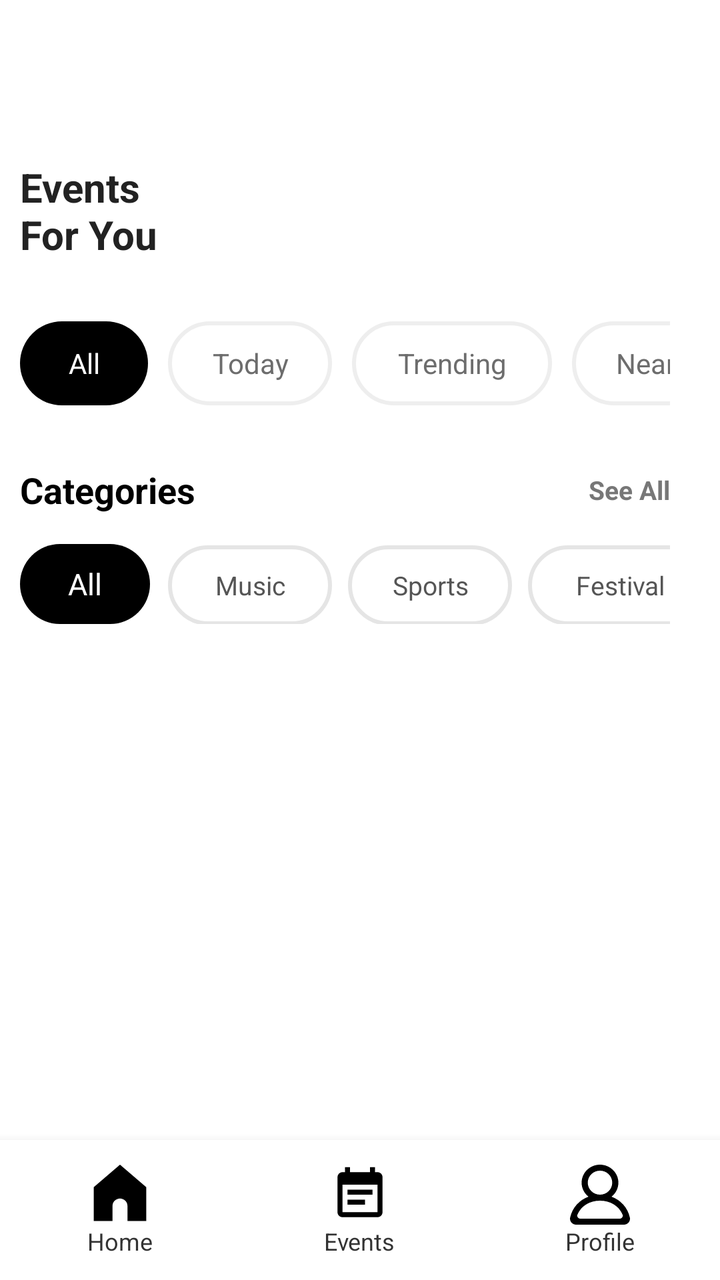
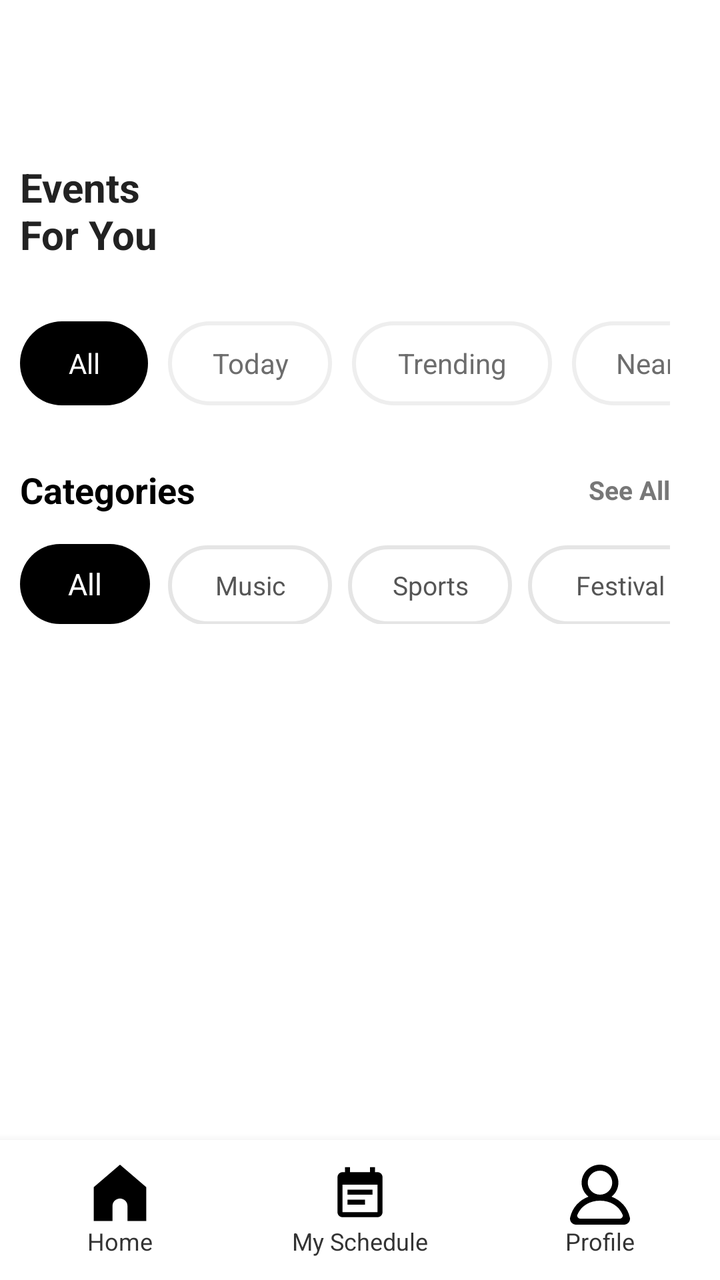

Before-and-after screenshots of an Android layout around one commit, followed by the original layout XML and the change that was made.
<!-- AndroidManifest.xml: application theme Theme.JavaPractice -->
<!-- res/layout/activity_homepage.xml -->
<?xml version="1.0" encoding="utf-8"?>
<LinearLayout
    xmlns:android="http://schemas.android.com/apk/res/android"
    xmlns:app="http://schemas.android.com/apk/res-auto"
    xmlns:tools="http://schemas.android.com/tools"

    android:id="@+id/main"
    android:layout_width="match_parent"
    android:layout_height="match_parent"
    android:orientation="vertical"
    android:background="#FFFFFF"
    tools:context=".homepage">


    <ScrollView
        android:layout_width="match_parent"
        android:layout_height="0dp"
        android:layout_weight="1"
        android:background="#FFFFFF"
        android:scrollbars="none">


        <LinearLayout
            android:layout_width="match_parent"
            android:layout_height="wrap_content"
            android:orientation="vertical"
            android:paddingStart="10dp"
            android:paddingTop="60dp"
            android:paddingEnd="25dp"
            android:paddingBottom="20dp">


            <LinearLayout
                android:layout_width="match_parent"
                android:layout_height="wrap_content"
                android:gravity="center_vertical"
                android:orientation="horizontal">
























            </LinearLayout>




            <TextView
                android:layout_width="match_parent"
                android:layout_height="wrap_content"
                android:layout_marginTop="20dp"
                android:text="Events \nFor You"
                android:textColor="#222222"
                android:textSize="20sp"
                android:textStyle="bold"
                tools:ignore="HardcodedText" />


            <HorizontalScrollView
                android:layout_width="match_parent"
                android:layout_height="wrap_content"
                android:layout_marginTop="30dp"
                android:scrollbars="none">


                <LinearLayout
                    android:layout_width="wrap_content"
                    android:layout_height="wrap_content"
                    android:gravity="center_vertical"
                    android:orientation="horizontal">


                    <TextView
                        android:id="@+id/filterAll"
                        android:layout_width="64dp"
                        android:layout_height="42dp"
                        android:background="@drawable/bg_filter_selected"
                        android:gravity="center"
                        android:text="All"
                        android:textColor="#FFFFFF"
                        android:textSize="14sp"
                        tools:ignore="HardcodedText" />


                    <TextView
                        android:id="@+id/filterToday"
                        android:layout_width="82dp"
                        android:layout_height="42dp"
                        android:layout_marginStart="10dp"
                        android:background="@drawable/bg_filter_normal"
                        android:gravity="center"
                        android:text="Today"
                        android:textColor="#6D6D6D"
                        android:textSize="14sp"
                        tools:ignore="HardcodedText" />


                    <TextView
                        android:id="@+id/filterTrending"
                        android:layout_width="100dp"
                        android:layout_height="42dp"
                        android:layout_marginStart="10dp"
                        android:background="@drawable/bg_filter_normal"
                        android:gravity="center"
                        android:text="Trending"
                        android:textColor="#6D6D6D"
                        android:textSize="14sp"
                        tools:ignore="HardcodedText" />


                    <TextView
                        android:id="@+id/filterNearby"
                        android:layout_width="88dp"
                        android:layout_height="42dp"
                        android:layout_marginStart="10dp"
                        android:background="@drawable/bg_filter_normal"
                        android:gravity="center"
                        android:text="Nearby"
                        android:textColor="#6D6D6D"
                        android:textSize="14sp"
                        tools:ignore="HardcodedText" />


                    <ImageButton
                        android:id="@+id/btnFilter"
                        android:layout_width="42dp"
                        android:layout_height="42dp"
                        android:layout_marginStart="10dp"
                        android:background="@drawable/bg_filter_button"
                        android:contentDescription="Filter"
                        android:padding="11dp"
                        android:src="@drawable/ic_filter"
                        tools:ignore="HardcodedText" />

                </LinearLayout>

            </HorizontalScrollView>



            <LinearLayout
                android:layout_width="match_parent"
                android:layout_height="wrap_content"
                android:layout_marginTop="30dp"
                android:gravity="center_vertical">


                <TextView
                    android:layout_width="0dp"
                    android:layout_height="wrap_content"
                    android:layout_weight="1"
                    android:text="Categories"
                    android:textColor="@color/black"
                    android:textSize="18sp"
                    android:textStyle="bold"
                    tools:ignore="HardcodedText" />


                <TextView
                    android:id="@+id/tvSeeAllCategories"
                    android:layout_width="wrap_content"
                    android:layout_height="wrap_content"
                    android:text="See All"
                    android:textColor="#777777"
                    android:textSize="13sp"
                    android:textStyle="bold"
                    tools:ignore="HardcodedText" />

            </LinearLayout>


            <HorizontalScrollView
                android:layout_width="match_parent"
                android:layout_height="wrap_content"
                android:layout_marginTop="15dp"
                android:scrollbars="none">


                <LinearLayout
                    android:layout_width="wrap_content"
                    android:layout_height="wrap_content"
                    android:orientation="horizontal">


                    <TextView
                        android:id="@+id/categoryAll"
                        android:layout_width="65dp"
                        android:layout_height="40dp"
                        android:background="@drawable/bg_category_selected"
                        android:gravity="center"
                        android:text="All"
                        android:textColor="@color/white"
                        android:textSize="15sp"
                        tools:ignore="HardcodedText" />


                    <TextView
                        android:id="@+id/categoryMusic"
                        android:layout_width="82dp"
                        android:layout_height="40dp"
                        android:layout_marginStart="9dp"
                        android:background="@drawable/bg_category_normal"
                        android:gravity="center"
                        android:text="Music"
                        android:textColor="#555555"
                        android:textSize="13sp"
                        tools:ignore="HardcodedText" />


                    <TextView
                        android:id="@+id/categorySports"
                        android:layout_width="82dp"
                        android:layout_height="40dp"
                        android:layout_marginStart="8dp"
                        android:background="@drawable/bg_category_normal"
                        android:gravity="center"
                        android:text="Sports"
                        android:textColor="#555555"
                        android:textSize="13sp"
                        tools:ignore="HardcodedText" />


                    <TextView
                        android:id="@+id/categoryFestival"
                        android:layout_width="92dp"
                        android:layout_height="40dp"
                        android:layout_marginStart="8dp"
                        android:background="@drawable/bg_category_normal"
                        android:gravity="center"
                        android:text="Festival"
                        android:textColor="#555555"
                        android:textSize="13sp"
                        tools:ignore="HardcodedText" />


                    <TextView
                        android:id="@+id/categoryWorkshop"
                        android:layout_width="100dp"
                        android:layout_height="40dp"
                        android:layout_marginStart="8dp"
                        android:background="@drawable/bg_category_normal"
                        android:gravity="center"
                        android:text="Workshop"
                        android:textColor="#555555"
                        android:textSize="13sp"
                        tools:ignore="HardcodedText" />


                    <TextView
                        android:id="@+id/categoryTechnology"
                        android:layout_width="110dp"
                        android:layout_height="40dp"
                        android:layout_marginStart="8dp"
                        android:background="@drawable/bg_category_normal"
                        android:gravity="center"
                        android:text="Technology"
                        android:textColor="#555555"
                        android:textSize="13sp"
                        tools:ignore="HardcodedText" />

                </LinearLayout>

            </HorizontalScrollView>



            <LinearLayout
                android:id="@+id/eventContainer"
                android:layout_width="match_parent"
                android:layout_height="wrap_content"
                android:layout_marginTop="25dp"
                android:orientation="vertical" />


        </LinearLayout>

    </ScrollView>




    <include
        layout="@layout/bottom_navbar"
        android:layout_width="match_parent"
        android:layout_height="70dp" />


</LinearLayout>
<!-- res/layout/bottom_navbar.xml (included above) -->
<?xml version="1.0" encoding="utf-8"?>
<LinearLayout
    xmlns:android="http://schemas.android.com/apk/res/android"
    android:layout_width="match_parent"
    android:layout_height="70dp"
    android:orientation="horizontal"
    android:background="#FFFFFF"
    android:elevation="8dp"

    android:layout_gravity="bottom"
    android:paddingTop="1dp"
    android:layout_marginBottom="20dp">

    <LinearLayout
        android:id="@+id/navHome"
        android:layout_width="0dp"
        android:layout_height="match_parent"
        android:layout_weight="1"
        android:orientation="vertical"
        android:gravity="center"
        android:clickable="true"
        android:focusable="true">

        <ImageView
            android:layout_width="30dp"
            android:layout_height="30dp"
            android:src="@drawable/ic_home"
            android:contentDescription="Home" />

        <TextView
            android:layout_width="wrap_content"
            android:layout_height="wrap_content"
            android:text="Home"
            android:textSize="12sp"
            android:textColor="#333333" />

    </LinearLayout>


    <LinearLayout
        android:id="@+id/navEvents"
        android:layout_width="0dp"
        android:layout_height="match_parent"
        android:layout_weight="1"
        android:orientation="vertical"
        android:gravity="center"
        android:clickable="true"
        android:focusable="true">

        <ImageView
            android:layout_width="30dp"
            android:layout_height="30dp"
            android:src="@drawable/ic_event"
            android:contentDescription="Events" />

        <TextView
            android:layout_width="wrap_content"
            android:layout_height="wrap_content"
            android:text="Events"
            android:textSize="12sp"
            android:textColor="#333333" />

    </LinearLayout>


    <LinearLayout
        android:id="@+id/navProfile"
        android:layout_width="0dp"
        android:layout_height="match_parent"
        android:layout_weight="1"
        android:orientation="vertical"
        android:gravity="center"
        android:clickable="true"
        android:focusable="true">

        <ImageView
            android:layout_width="30dp"
            android:layout_height="30dp"
            android:src="@drawable/ic_profile"
            android:contentDescription="Profile" />

        <TextView
            android:layout_width="wrap_content"
            android:layout_height="wrap_content"
            android:text="Profile"
            android:textSize="12sp"
            android:textColor="#333333" />

    </LinearLayout>

</LinearLayout>
<!-- resources referenced by this layout -->
<resources>
  <color name="black">#FF000000</color>
  <color name="white">#FFFFFFFF</color>
  <!-- drawable bg_category_normal (drawable) -->
  <?xml version="1.0" encoding="utf-8"?>
  <shape xmlns:android="http://schemas.android.com/apk/res/android">
  
      <solid android:color="#FFFFFF" />
  
      <stroke
          android:width="2dp"
          android:color="#E5E5E5" />
  
      <corners android:radius="30dp" />
  
  </shape>
  <!-- drawable bg_category_selected (drawable) -->
  <?xml version="1.0" encoding="utf-8"?>
  <shape xmlns:android="http://schemas.android.com/apk/res/android">
  
      <solid android:color="#000000" />
  
      <corners android:radius="30dp" />
  
  </shape>
  <!-- drawable bg_filter_button (drawable) -->
  <?xml version="1.0" encoding="utf-8"?>
  <shape xmlns:android="http://schemas.android.com/apk/res/android">
  
      <solid android:color="#FFFFFF" />
  
      <stroke
          android:width="1dp"
          android:color="#E5E5E5" />
  
      <corners android:radius="20dp" />
  
  </shape>
  <!-- drawable bg_filter_normal (drawable) -->
  <?xml version="1.0" encoding="utf-8"?>
  <shape xmlns:android="http://schemas.android.com/apk/res/android">
  
      <solid android:color="#FFFFFF" />
  
      <stroke
          android:width="2dp"
          android:color="#EEEEEE" />
  
      <corners android:radius="30dp" />
  
  </shape>
  <!-- drawable bg_filter_selected (drawable) -->
  <?xml version="1.0" encoding="utf-8"?>
  <shape xmlns:android="http://schemas.android.com/apk/res/android">
  
      <solid android:color="#000000" />
  
      <corners android:radius="30dp" />
  
  </shape>
  <!-- drawable ic_event (drawable) -->
  <vector xmlns:android="http://schemas.android.com/apk/res/android" android:height="60dp" android:viewportHeight="24" android:viewportWidth="24" android:width="60dp">
        
      <path android:fillColor="#000000" android:pathData="M17,10L7,10v2h10v-2zM19,3h-1L18,1h-2v2L8,3L8,1L6,1v2L5,3c-1.11,0 -1.99,0.9 -1.99,2L3,19c0,1.1 0.89,2 2,2h14c1.1,0 2,-0.9 2,-2L21,5c0,-1.1 -0.9,-2 -2,-2zM19,19L5,19L5,8h14v11zM14,14L7,14v2h7v-2z"/>
      
  </vector>
  <!-- drawable ic_filter (drawable) -->
  <vector xmlns:android="http://schemas.android.com/apk/res/android"
      android:width="24dp"
      android:height="24dp"
      android:viewportWidth="24"
      android:viewportHeight="24">
  
      <path
          android:fillColor="#222222"
          android:pathData="M3,5h18v2H3zM6,11h12v2H6zM9,17h6v2H9z" />
  
  </vector>
  <!-- drawable ic_home (drawable) -->
  <vector xmlns:android="http://schemas.android.com/apk/res/android" android:height="60dp" android:viewportHeight="16" android:viewportWidth="16" android:width="60dp">
        
      <path android:fillColor="#000000" android:pathData="M1,6V15H6V11C6,9.895 6.895,9 8,9C9.105,9 10,9.895 10,11V15H15V6L8,0L1,6Z"/>
      
  </vector>
  <!-- drawable ic_profile (drawable) -->
  <vector xmlns:android="http://schemas.android.com/apk/res/android" android:height="60dp" android:viewportHeight="20" android:viewportWidth="20" android:width="60dp">
        
      <path android:fillColor="#000000" android:fillType="evenOdd" android:pathData="M16.563,18L3.438,18C2.732,18 2.21,17.303 2.477,16.662C3.713,13.698 6.617,12 10,12C13.384,12 16.288,13.698 17.524,16.662C17.791,17.303 17.269,18 16.563,18M5.917,6C5.917,3.794 7.749,2 10,2C12.252,2 14.083,3.794 14.083,6C14.083,8.206 12.252,10 10,10C7.749,10 5.917,8.206 5.917,6M19.956,17.636C19.214,14.277 16.892,11.798 13.837,10.673C15.456,9.396 16.4,7.331 16.053,5.07C15.651,2.447 13.424,0.348 10.735,0.042C7.023,-0.381 3.875,2.449 3.875,6C3.875,7.89 4.769,9.574 6.164,10.673C3.107,11.798 0.787,14.277 0.044,17.636C-0.225,18.857 0.779,20 2.054,20L17.946,20C19.222,20 20.226,18.857 19.956,17.636" android:strokeColor="#00000000" android:strokeWidth="1"/>
      
  </vector>
  <style name="Theme.JavaPractice" parent="Base.Theme.JavaPractice" />
  <style name="Base.Theme.JavaPractice" parent="Theme.Material3.DayNight.NoActionBar">
          
          
      </style>
</resources>

<!-- the commit's change to res/layout/activity_homepage.xml (unified diff, before → after) -->
@@ -73,6 +73,8 @@
                 android:textSize="20sp"
                 android:textStyle="bold"
                 tools:ignore="HardcodedText" />
+
+
 
 
             <HorizontalScrollView
@@ -346,7 +348,7 @@
 
 
     <LinearLayout
-        android:id="@+id/navEvents"
+        android:id="@+id/navMySchedule"
         android:layout_width="0dp"
         android:layout_height="match_parent"
         android:layout_weight="1"
@@ -364,7 +366,7 @@
         <TextView
             android:layout_width="wrap_content"
             android:layout_height="wrap_content"
-            android:text="Events"
+            android:text="My Schedule"
             android:textSize="12sp"
             android:textColor="#333333" />
 
